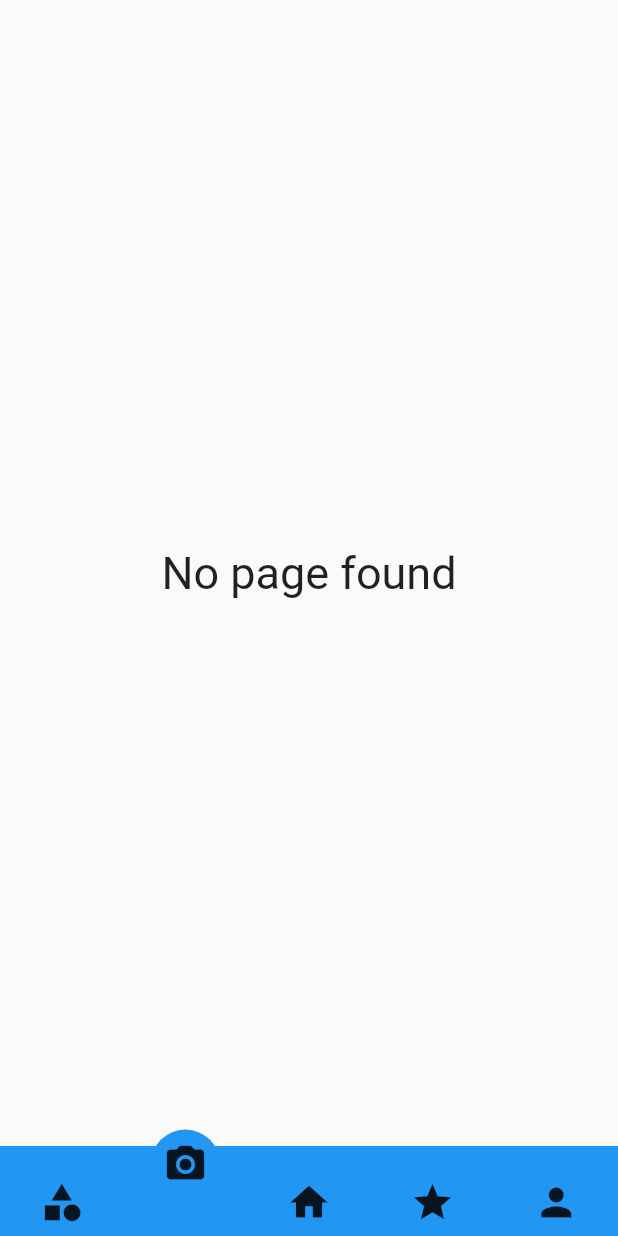
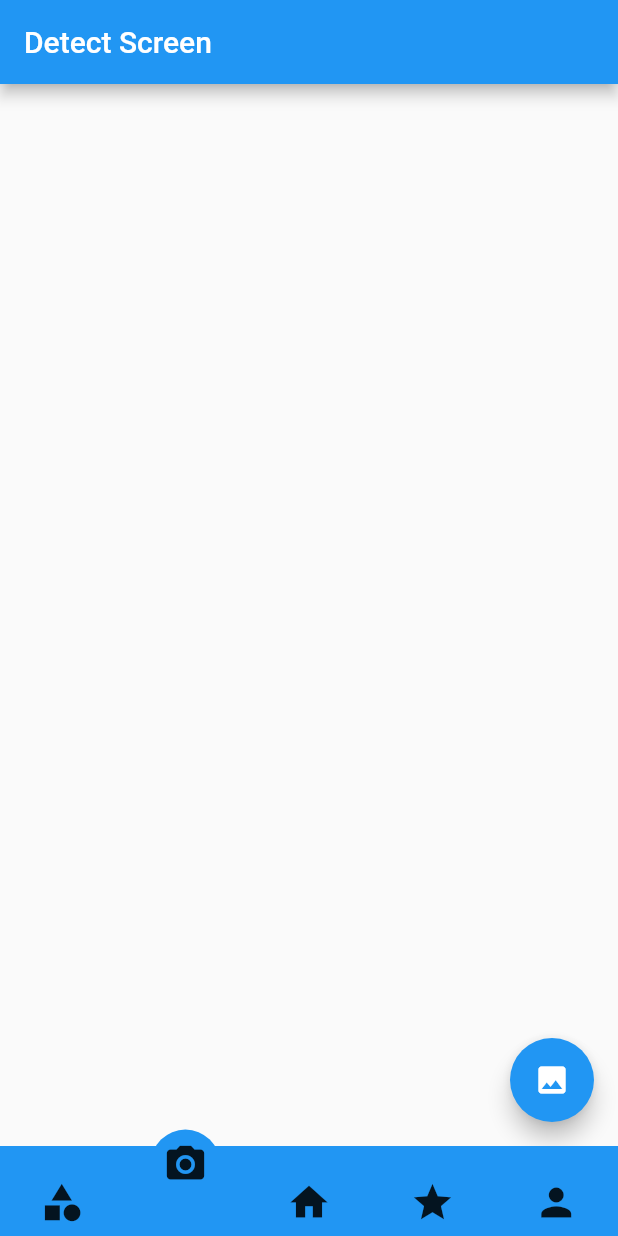
Before and after one commit to ujwalp15/Meow-Flutter, a Flutter app: the MyHomePage screen opened directly, item 2 of the bottom bar chosen, on a phone screen of 412 x 824 dp. Run offline on Flutter 3.47's test engine with Material 2 defaults, Android fonts, the phone set to English and light mode, and no system bars; drawn by our look-alikes of curved_navigation_bar; our stand-ins replace image_picker, shared_preferences; missing offline and left inert: about, reviews_slider, tflite; accounts and stored records are empty.

Commit message:
meow: Add tflite models and detect cat breeds
I am back finally, never got chance to complete this work in a long time. So here it is!

```diff
--- a/lib/main.dart
+++ b/lib/main.dart
@@ -4,6 +4,7 @@ import 'package:flutter/material.dart' as prefix0;
 import 'package:flutter/services.dart';
 import 'package:curved_navigation_bar/curved_navigation_bar.dart';
 import 'package:meow/screens/about_screen.dart';
+import 'package:meow/screens/detect_screen.dart';
 import 'package:meow/screens/disc_screen.dart';
 import 'package:meow/screens/feedback_screen.dart';
 import 'package:meow/screens/main_screen.dart';
@@ -359,6 +360,7 @@ class _MyHomePageState extends State<MyHomePage> {
   final MainScreen _mainScreen = MainScreen();
   final AboutScreen _aboutScreen = AboutScreen();
   final FeedbackScreen _feedbackScreen = FeedbackScreen();
+  final DetectScreen _detectScreen = DetectScreen();
 
   Widget _showPage = new MainScreen();
 
@@ -366,6 +368,9 @@ class _MyHomePageState extends State<MyHomePage> {
     switch(page) {
       case 0:
         return _breedScreen;
+        break;
+      case 1:
+        return _detectScreen;
         break;
       case 2:
         return _mainScreen;
--- a/lib/screens/breed_screen.dart
+++ b/lib/screens/breed_screen.dart
@@ -12,6 +12,12 @@ class BreedScreen extends StatefulWidget {
 }
 
 class _BreedScreenState extends State<BreedScreen> {
+
+  @override
+  void dispose() {
+    super.dispose();
+  }
+
   @override
   Widget build(BuildContext context) {
     return MaterialApp(
--- /dev/null
+++ b/lib/screens/detect_screen.dart
@@ -0,0 +1,105 @@
+import 'dart:io';
+import 'package:flutter/material.dart';
+import 'package:image_picker/image_picker.dart';
+import 'package:tflite/tflite.dart';
+
+class DetectScreen extends StatefulWidget {
+  @override
+  _DetectScreenState createState() => _DetectScreenState();
+}
+
+class _DetectScreenState extends State<DetectScreen> {
+  List _outputs;
+  File _image;
+  bool _loading = false;
+
+  @override
+  void initState() {
+    super.initState();
+    _loading = true;
+
+    loadModel().then((value) {
+      setState(() {
+        _loading = false;
+      });
+    });
+  }
+
+  @override
+  Widget build(BuildContext context) {
+    return Scaffold(
+      appBar: AppBar(
+        title: const Text('Detect Screen'),
+      ),
+      body: _loading
+          ? Container(
+        alignment: Alignment.center,
+        child: CircularProgressIndicator(),
+      )
+          : Container(
+        width: MediaQuery.of(context).size.width,
+        child: Column(
+          crossAxisAlignment: CrossAxisAlignment.center,
+          mainAxisAlignment: MainAxisAlignment.center,
+          children: [
+            _image == null ? Container() : Image.file(_image),
+            SizedBox(
+              height: 20,
+            ),
+            _outputs != null
+                ? Text(
+              "${_outputs[0]["label"]}",
+              style: TextStyle(
+                color: Colors.black,
+                fontSize: 20.0,
+                background: Paint()..color = Colors.white,
+              ),
+            )
+                : Container()
+          ],
+        ),
+      ),
+      floatingActionButton: FloatingActionButton(
+        onPressed: pickImage,
+        child: Icon(Icons.image),
+      ),
+    );
+  }
+
+  pickImage() async {
+    var image = await ImagePicker.pickImage(source: ImageSource.gallery);
+    if (image == null) return null;
+    setState(() {
+      _loading = true;
+      _image = image;
+    });
+    classifyImage(image);
+  }
+
+  classifyImage(File image) async {
+    var output = await Tflite.runModelOnImage(
+      path: image.path,
+      numResults: 2,
+      threshold: 0.5,
+      imageMean: 127.5,
+      imageStd: 127.5,
+    );
+    setState(() {
+      _loading = false;
+      _outputs = output;
+    });
+  }
+
+  loadModel() async {
+    await Tflite.loadModel(
+      model: "assets/model/model.tflite",
+      labels: "assets/model/labels.txt",
+    );
+  }
+
+  @override
+  void dispose() {
+    Tflite.close();
+    super.dispose();
+  }
+}
--- a/lib/screens/disc_screen.dart
+++ b/lib/screens/disc_screen.dart
@@ -17,6 +17,12 @@ class _DiscScreenState extends State<DiscScreen>
   void initState() {
     super.initState();
     _pageController = PageController(initialPage: 0, viewportFraction: 0.8);
+  }
+
+  @override
+  void dispose() {
+    _pageController.dispose();
+    super.dispose();
   }
 
   _plantSelector(int index) {
--- a/lib/screens/feedback_screen.dart
+++ b/lib/screens/feedback_screen.dart
@@ -13,6 +13,11 @@ class _FeedbackState extends State<FeedbackScreen> {
     setState(() {
       selectedValue = value;
     });
+  }
+
+  @override
+  void dispose() {
+    super.dispose();
   }
 
   @override
--- a/pubspec.yaml
+++ b/pubspec.yaml
@@ -27,6 +27,8 @@ dependencies:
   shared_preferences: ^0.5.4
   about: ^1.0.2
   reviews_slider: ^1.0.4
+  tflite: any
+  image_picker: ^0.6.5
 
 dev_dependencies:
   flutter_test:
@@ -50,6 +52,7 @@ flutter:
   assets:
     - assets/images/
     - assets/icons/
+    - assets/model/
     - README.md
     - CONTRIBUTING.md
     - LICENSE
```
Also changed, not shown: assets/model/labels.txt (added, +10 -0 lines), pubspec.lock, 5 other files.
